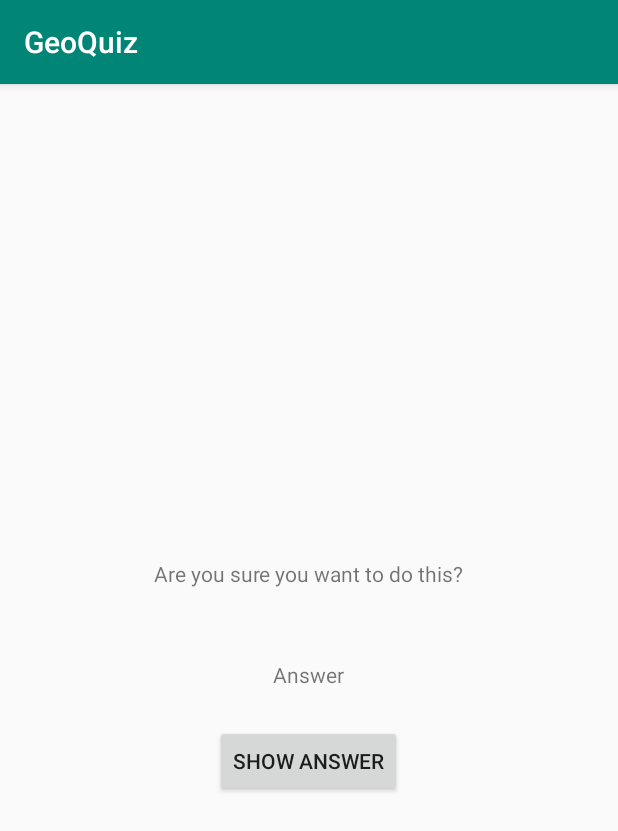
After one commit to jobartucz/GeoQuiz, an Android app: the CheatActivity screen opened directly, with no data from a screen before it, on a phone screen of 412 x 824 dp. The commit adds this screen. Shown: the top 831 px of the screen. Run offline under Robolectric (Android 15) with nearby library versions, the phone set to English and light mode, and no system bars.

Commit message:
Added files for new Cheat Activity

```diff
--- a/app/src/main/AndroidManifest.xml
+++ b/app/src/main/AndroidManifest.xml
@@ -9,6 +9,7 @@
         android:roundIcon="@mipmap/ic_launcher_round"
         android:supportsRtl="true"
         android:theme="@style/AppTheme">
+        <activity android:name=".CheatActivity"></activity>
         <activity android:name=".MainActivity">
             <intent-filter>
                 <action android:name="android.intent.action.MAIN" />
--- /dev/null
+++ b/app/src/main/java/com/ctech/bartucz/geoquiz/CheatActivity.java
@@ -0,0 +1,13 @@
+package com.ctech.bartucz.geoquiz;
+
+import android.support.v7.app.AppCompatActivity;
+import android.os.Bundle;
+
+public class CheatActivity extends AppCompatActivity {
+
+    @Override
+    protected void onCreate(Bundle savedInstanceState) {
+        super.onCreate(savedInstanceState);
+        setContentView(R.layout.activity_cheat);
+    }
+}
--- a/app/src/main/java/com/ctech/bartucz/geoquiz/MainActivity.java
+++ b/app/src/main/java/com/ctech/bartucz/geoquiz/MainActivity.java
@@ -55,6 +55,7 @@ public class MainActivity extends AppCompatActivity {
         mQuestionTextView = findViewById(R.id.question_text_view);
 
         mTrueButton = findViewById(R.id.true_button);
+
         mTrueButton.setOnClickListener(new View.OnClickListener() {
             @Override
             public void onClick(View v) {
--- /dev/null
+++ b/app/src/main/res/layout/activity_cheat.xml
@@ -0,0 +1,31 @@
+<?xml version="1.0" encoding="utf-8"?>
+
+<LinearLayout
+    xmlns:android="http://schemas.android.com/apk/res/android"
+    xmlns:tools="http://schemas.android.com/tools"
+    android:layout_width="match_parent"
+    android:layout_height="match_parent"
+    android:orientation="vertical"
+    android:gravity="center"
+    tools:context="com.ctech.bartucz.geoquiz.CheatActivity">
+
+    <TextView
+        android:layout_width="wrap_content"
+        android:layout_height="wrap_content"
+        android:padding="24dp"
+        android:text="@string/warning_text"/>
+
+    <TextView
+        android:id="@+id/answer_text_view"
+        android:layout_width="wrap_content"
+        android:layout_height="wrap_content"
+        android:padding="24dp"
+        android:text="Answer"/>
+
+    <Button
+        android:id="@+id/show_answer_button"
+        android:layout_width="wrap_content"
+        android:layout_height="wrap_content"
+        android:text="@string/show_answer_button"/>
+
+</LinearLayout>
```
